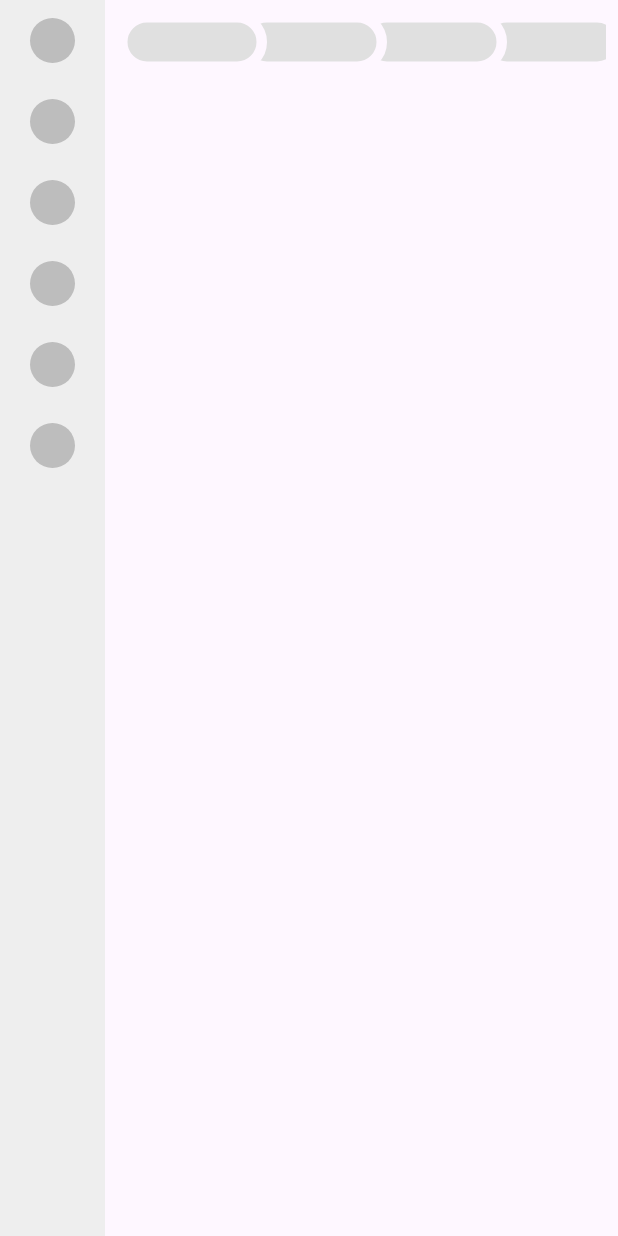
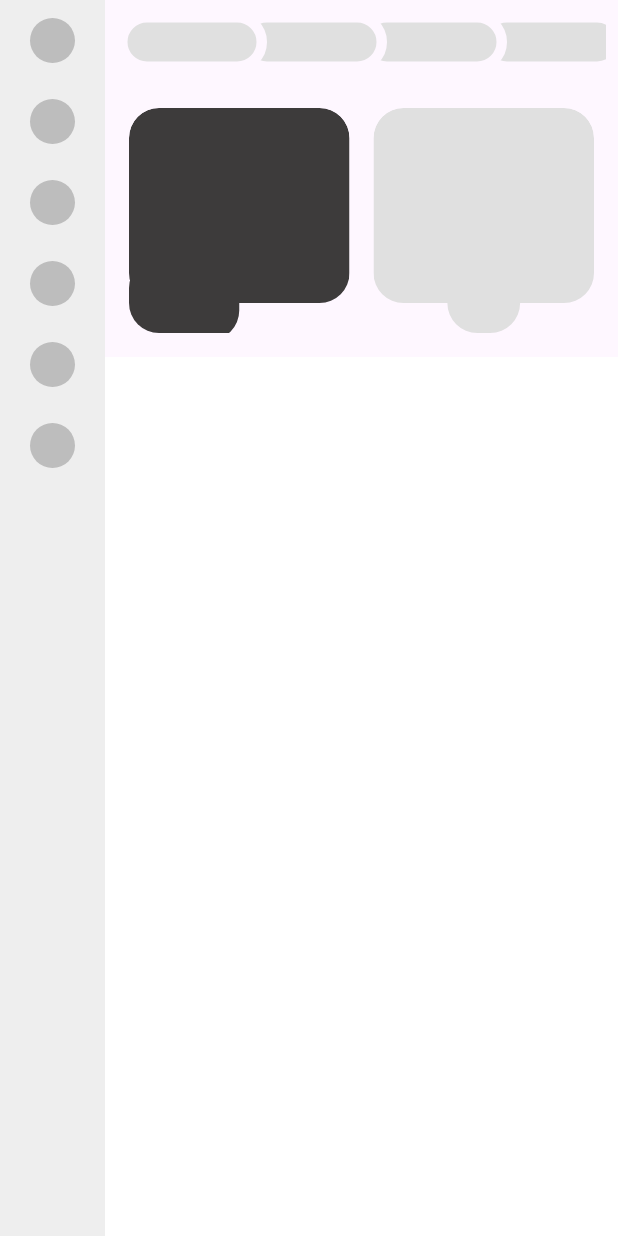
Before and after one commit to ShopOnGO/ShopOnGOFrontend, a Flutter app: the screen it shows after launch, on a phone screen of 412 x 824 dp. Run offline on Flutter 3.47's test engine with Material 3 defaults, Android fonts, the light colour scheme and no system bars.

Commit message:
Added blank info block widget

```diff
--- a/lib/main.dart
+++ b/lib/main.dart
@@ -1,6 +1,7 @@
 import 'package:flutter/material.dart';
 import 'widgets/sidebar.dart';
 import 'widgets/top_navbar.dart';
+import 'widgets/info_block.dart';
 
 void main() {
   runApp(const MyApp());
@@ -50,6 +51,21 @@
                   margin: const EdgeInsets.all(8.0),
                 ),
               ),
+              body: Column(
+                children: [
+                  Padding(
+                    padding: const EdgeInsets.all(16.0),
+                    child: InfoBlock(
+                      spacing: 16,
+                      leftCardHeight: 150,
+                      rightCardHeight: 150,
+                      leftCardColor: const Color.fromARGB(255, 61, 59, 59),
+                      rightCardColor: Colors.grey.shade300,
+                    ),
+                  ),
+                  Expanded(child: Container(color: Colors.white)),
+                ],
+              ),
             ),
           ),
         ],
--- /dev/null
+++ b/lib/widgets/info_block.dart
@@ -0,0 +1,35 @@
+import 'package:flutter/material.dart';
+import 'left_card.dart';
+import 'right_card.dart';
+
+class InfoBlock extends StatelessWidget {
+  final double spacing;
+  final double leftCardHeight;
+  final double rightCardHeight;
+  final Color leftCardColor;
+  final Color rightCardColor;
+
+  const InfoBlock({
+    super.key,
+    this.spacing = 16,
+    this.leftCardHeight = 150,
+    this.rightCardHeight = 150,
+    this.leftCardColor = Colors.black,
+    this.rightCardColor = Colors.grey,
+  });
+
+  @override
+  Widget build(BuildContext context) {
+    return Row(
+      children: [
+        Expanded(
+          child: LeftCard(height: leftCardHeight, color: leftCardColor),
+        ),
+        SizedBox(width: spacing),
+        Expanded(
+          child: RightCard(height: rightCardHeight, color: rightCardColor),
+        ),
+      ],
+    );
+  }
+}
--- /dev/null
+++ b/lib/widgets/left_card.dart
@@ -0,0 +1,83 @@
+import 'package:flutter/material.dart';
+
+class LeftCard extends StatelessWidget {
+  final double height;
+  final Color color;
+  final double borderRadius;
+  final double bottomRectHeight;
+  final double bottomRectRatio;
+  final double bottomOffset;
+
+  const LeftCard({
+    super.key,
+    this.height = 150,
+    this.color = Colors.black,
+    this.borderRadius = 20,
+    this.bottomRectHeight = 40,
+    this.bottomRectRatio = 0.5,
+    this.bottomOffset = 10,
+  });
+
+  @override
+  Widget build(BuildContext context) {
+    return ClipPath(
+      clipper: LeftCardClipper(
+        borderRadius: borderRadius,
+        bottomRectHeight: bottomRectHeight,
+        bottomRectRatio: bottomRectRatio,
+        bottomOffset: bottomOffset,
+      ),
+      child: Container(
+        height: height,
+        decoration: BoxDecoration(
+          color: color,
+          borderRadius: BorderRadius.circular(borderRadius),
+        ),
+      ),
+    );
+  }
+}
+
+class LeftCardClipper extends CustomClipper<Path> {
+  final double borderRadius;
+  final double bottomRectHeight;
+  final double bottomRectRatio;
+  final double bottomOffset;
+
+  LeftCardClipper({
+    required this.borderRadius,
+    required this.bottomRectHeight,
+    required this.bottomRectRatio,
+    required this.bottomOffset,
+  });
+
+  @override
+  Path getClip(Size size) {
+    final path = Path();
+    final bottomRectWidth = size.width * bottomRectRatio;
+
+    path.addRRect(
+      RRect.fromRectAndRadius(
+        Rect.fromLTWH(0, 0, size.width, size.height - bottomRectHeight / 2),
+        Radius.circular(borderRadius),
+      ),
+    );
+
+    path.addRRect(
+      RRect.fromRectAndRadius(
+        Rect.fromLTWH(
+          0,
+          size.height - bottomRectHeight - bottomOffset,
+          bottomRectWidth,
+          bottomRectHeight + bottomOffset + 5,
+        ),
+        Radius.circular(borderRadius),
+      ),
+    );
+
+    return path;
+  }
+
+  @override
+  bool shouldReclip(covariant CustomClipper<Path> oldClipper) => false;
+}
--- /dev/null
+++ b/lib/widgets/right_card.dart
@@ -0,0 +1,79 @@
+import 'package:flutter/material.dart';
+
+class RightCard extends StatelessWidget {
+  final double height;
+  final Color color;
+  final double borderRadius;
+  final double bottomRectHeight;
+  final double bottomRectRatio;
+
+  const RightCard({
+    super.key,
+    this.height = 150,
+    this.color = Colors.grey,
+    this.borderRadius = 20,
+    this.bottomRectHeight = 40,
+    this.bottomRectRatio = 0.33,
+  });
+
+  @override
+  Widget build(BuildContext context) {
+    return ClipPath(
+      clipper: RightCardClipper(
+        borderRadius: borderRadius,
+        bottomRectHeight: bottomRectHeight,
+        bottomRectRatio: bottomRectRatio,
+      ),
+      child: Container(
+        height: height,
+        decoration: BoxDecoration(
+          color: color,
+          borderRadius: BorderRadius.circular(borderRadius),
+        ),
+      ),
+    );
+  }
+}
+
+class RightCardClipper extends CustomClipper<Path> {
+  final double borderRadius;
+  final double bottomRectHeight;
+  final double bottomRectRatio;
+
+  RightCardClipper({
+    required this.borderRadius,
+    required this.bottomRectHeight,
+    required this.bottomRectRatio,
+  });
+
+  @override
+  Path getClip(Size size) {
+    final path = Path();
+    final bottomRectWidth = size.width * bottomRectRatio;
+
+    path.addRRect(
+      RRect.fromRectAndRadius(
+        Rect.fromLTWH(0, 0, size.width, size.height - bottomRectHeight / 2),
+        Radius.circular(borderRadius),
+      ),
+    );
+
+    final bottomRectLeft = (size.width - bottomRectWidth) / 2;
+    path.addRRect(
+      RRect.fromRectAndRadius(
+        Rect.fromLTWH(
+          bottomRectLeft,
+          size.height - bottomRectHeight,
+          bottomRectWidth,
+          bottomRectHeight,
+        ),
+        Radius.circular(borderRadius),
+      ),
+    );
+
+    return path;
+  }
+
+  @override
+  bool shouldReclip(covariant CustomClipper<Path> oldClipper) => false;
+}
```
Also changed, not shown: 1 other file.
